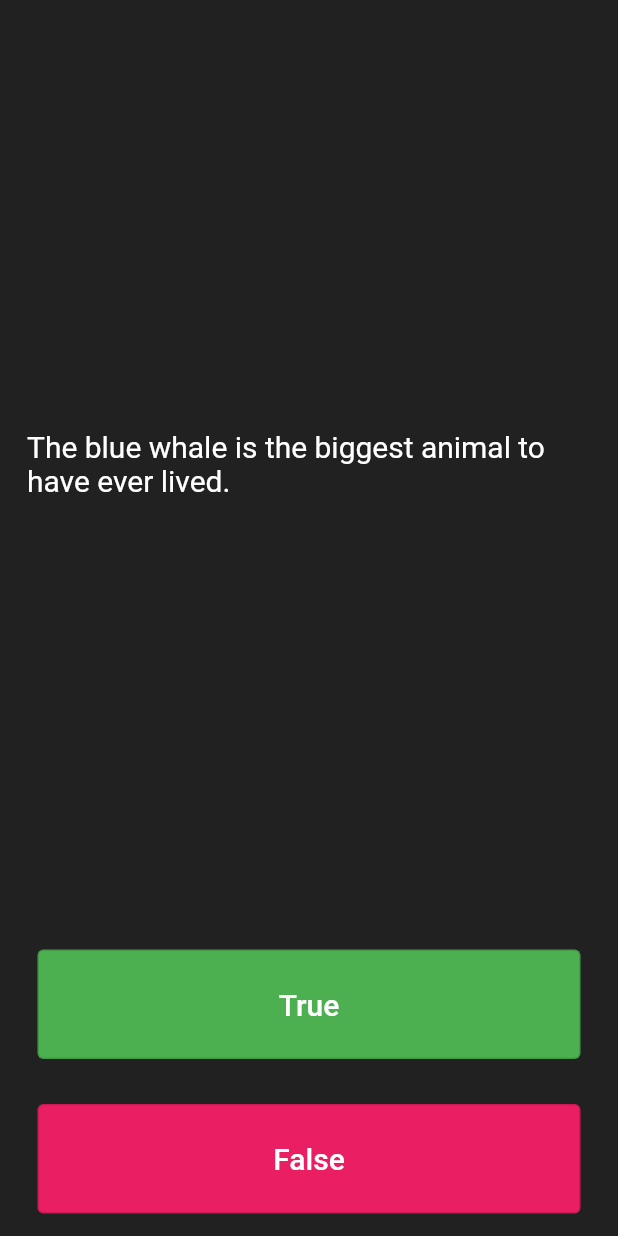
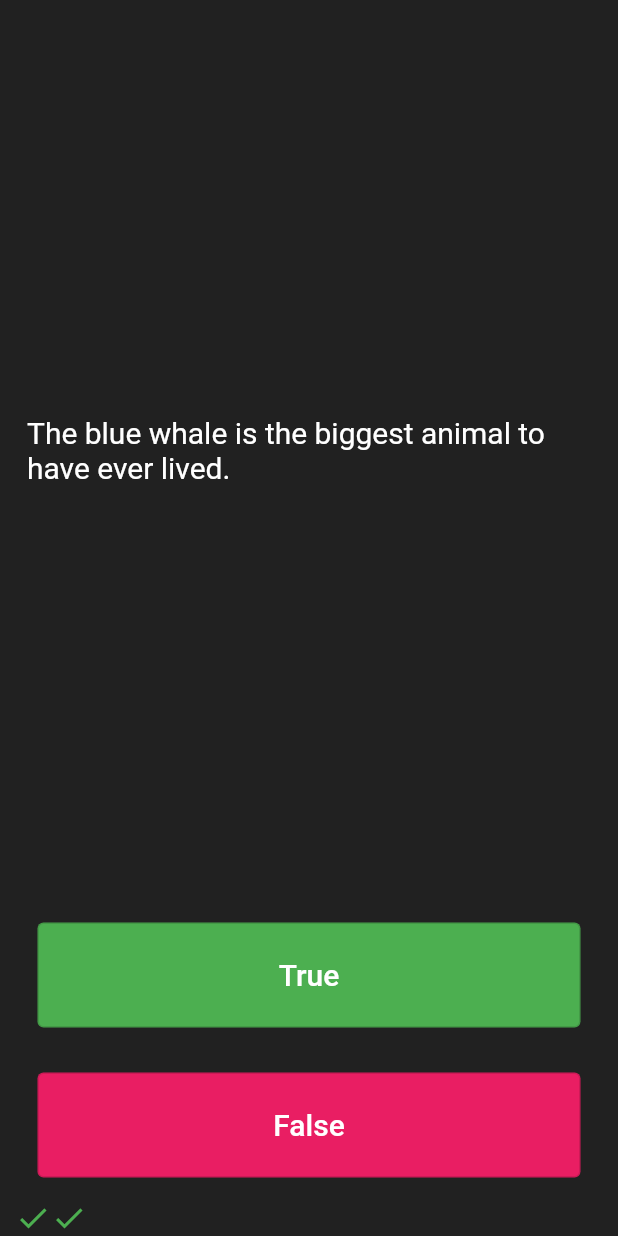
Before and after one commit to Krupa10/quizzler_app, a Flutter app: the screen it shows after launch, after a tap on "True", after a tap on "False", on a phone screen of 412 x 824 dp. Run offline on Flutter 3.47's test engine with Material 2 defaults, Android fonts, the phone set to English and light mode, and no system bars; our stand-ins replace rflutter_alert.

Commit message:
final app with isfinished method and rFlutter package

```diff
--- a/lib/main.dart
+++ b/lib/main.dart
@@ -1,5 +1,6 @@
 import 'package:flutter/material.dart';
 import 'quiz_brain.dart';
+import 'package:rflutter_alert/rflutter_alert.dart';
 
 QuizBrain quizBrain = QuizBrain();
 
@@ -35,7 +36,35 @@ class QuizPage extends StatefulWidget {
 class _QuizPageState extends State<QuizPage> {
   List<Icon> scoreKeeper = [];
 
-  int questionNumber = 0;
+  void checkAnswer(bool userAnswer) {
+    bool correctAnswer = quizBrain.getCorrectAnswer();
+    if (quizBrain.isFinished() == true) {
+      Alert(
+        context: context,
+        title: 'Finished!',
+        desc: 'You\'ve reached the end of the quiz.',
+      ).show();
+
+      //TODO Step 4 Part C - reset the questionNumber,
+      quizBrain.reset();
+
+      //TODO Step 4 Part D - empty out the scoreKeeper.
+      scoreKeeper = [];
+    } else if (correctAnswer == userAnswer) {
+      scoreKeeper.add(const Icon(
+        Icons.check,
+        color: Colors.green,
+      ));
+    } else {
+      scoreKeeper.add(const Icon(
+        Icons.close,
+        color: Colors.red,
+      ));
+    }
+    setState(() {
+      quizBrain.nextQuestion();
+    });
+  }
 
   @override
   Widget build(BuildContext context) {
@@ -49,7 +78,7 @@ class _QuizPageState extends State<QuizPage> {
               child: Padding(
                 padding: const EdgeInsets.all(8.0),
                 child: Text(
-                  quizBrain.questionText(questionNumber),
+                  quizBrain.questionText(),
                   style: const TextStyle(fontSize: 20, color: Colors.white),
                 ),
               ),
@@ -62,10 +91,7 @@ class _QuizPageState extends State<QuizPage> {
                   backgroundColor:
                       MaterialStateProperty.all<Color>(Colors.green)),
               onPressed: () {
-                bool correctAnswer = quizBrain.getCorrectAnswer(questionNumber);
-                setState(() {
-                  questionNumber++;
-                });
+                checkAnswer(true);
               },
               child: const Text(
                 "True",
@@ -80,10 +106,7 @@ class _QuizPageState extends State<QuizPage> {
                   backgroundColor:
                       MaterialStateProperty.all<Color>(Colors.pink)),
               onPressed: () {
-                bool correctAnswer = quizBrain.getCorrectAnswer(questionNumber);
-                setState(() {
-                  questionNumber++;
-                });
+                checkAnswer(false);
               },
               child: const Text(
                 "False",
@@ -92,18 +115,7 @@ class _QuizPageState extends State<QuizPage> {
         )),
 
         ///Score keeper icons
-        Row(children: scoreKeeper
-            /*const [
-            Icon(
-              Icons.check,
-              color: Colors.green,
-            ),
-            Icon(
-              Icons.close,
-              color: Colors.red,
-            ),
-          ],*/
-            )
+        Row(children: scoreKeeper)
       ],
     );
   }
--- a/lib/question.dart
+++ b/lib/question.dart
@@ -2,8 +2,5 @@ class Question {
   late String questiontext;
   late bool questionAnswer;
 
-  Question({required String q, required bool a}) {
-    questiontext = q;
-    questionAnswer = a;
-  }
+  Question(this.questiontext, this.questionAnswer);
 }
--- a/lib/quiz_brain.dart
+++ b/lib/quiz_brain.dart
@@ -1,25 +1,44 @@
-import 'dart:ffi';
-
 import 'package:quizzler_app/question.dart';
 
 class QuizBrain {
+  int _questionNumber = 0;
+
   final List<Question> _questionBank = [
     Question(
-        q: 'Sea otters have a favorite rock they use to break open food.',
-        a: true),
-    Question(q: 'Sharks are mammals.', a: false),
-    Question(
-        q: 'The blue whale is the biggest animal to have ever lived.', a: true),
-    Question(q: 'Bats are blind.', a: false),
-    Question(q: 'South Africa has one capital.', a: false),
-    Question(q: 'The Atlantic Ocean is the biggest ocean on Earth.', a: false),
+      'Sea otters have a favorite rock they use to break open food.',
+      true,
+    ),
+    Question('Sharks are mammals.', false),
+    Question('The blue whale is the biggest animal to have ever lived.', true),
+    Question('Bats are blind.', false),
+    Question('South Africa has one capital.', false),
+    Question('The Atlantic Ocean is the biggest ocean on Earth.', false),
   ];
 
-  String questionText(int questionNumber) {
-    return _questionBank[questionNumber].questiontext;
+  void nextQuestion() {
+    if (_questionNumber < _questionBank.length - 1) {
+      _questionNumber++;
+    }
   }
 
-  bool getCorrectAnswer(int questionNumber) {
-    return _questionBank[questionNumber].questionAnswer;
+  String questionText() {
+    return _questionBank[_questionNumber].questiontext;
+  }
+
+  bool getCorrectAnswer() {
+    return _questionBank[_questionNumber].questionAnswer;
+  }
+
+  bool isFinished() {
+    if (_questionNumber >= _questionBank.length - 1) {
+      print('Now returning true');
+      return true;
+    } else {
+      return false;
+    }
+  }
+
+  void reset() {
+    _questionNumber = 0;
   }
 }
--- a/pubspec.yaml
+++ b/pubspec.yaml
@@ -35,6 +35,7 @@ dependencies:
   # The following adds the Cupertino Icons font to your application.
   # Use with the CupertinoIcons class for iOS style icons.
   cupertino_icons: ^1.0.2
+  rflutter_alert: ^2.0.4
 
 dev_dependencies:
   flutter_test:
```
Also changed, not shown: pubspec.lock.
